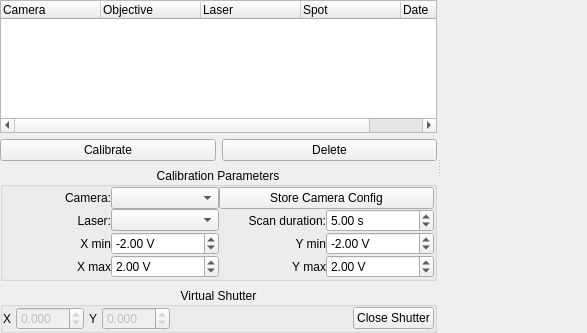
Above: lib/devices/Scanner/DeviceTemplate.ui from acq4/acq4 before the change. Below: the same form after it.
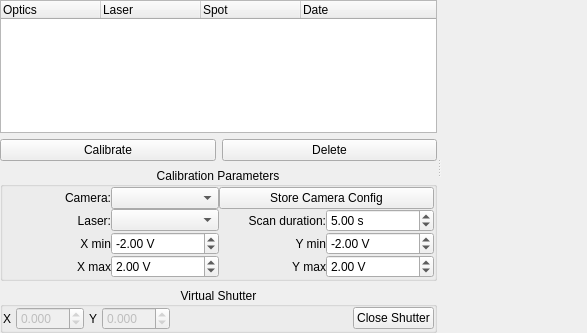
That is the form after the change. Custom widgets are drawn as their Qt base class.

Patch:
```diff
--- a/lib/devices/Scanner/DeviceTemplate.ui
+++ b/lib/devices/Scanner/DeviceTemplate.ui
@@ -40,12 +40,7 @@
          </attribute>
          <column>
           <property name="text">
-           <string>Camera</string>
-          </property>
-         </column>
-         <column>
-          <property name="text">
-           <string>Objective</string>
+           <string>Optics</string>
           </property>
          </column>
          <column>
@@ -403,6 +398,11 @@
    <header>pyqtgraph</header>
    <container>1</container>
   </customwidget>
+  <customwidget>
+   <class>InterfaceCombo</class>
+   <extends>QComboBox</extends>
+   <header>InterfaceCombo</header>
+  </customwidget>
  </customwidgets>
  <resources/>
  <connections/>
```
Left out of the diff: 4 changed lines with no effect on the pictures.
